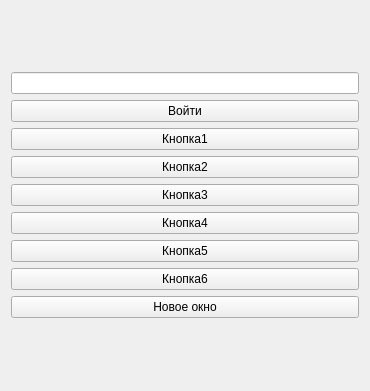
First picture: the form in QtWidgetsApplication1/MainForm.ui, repository yuri1975-2/QtWidgetsForms, before the edit.
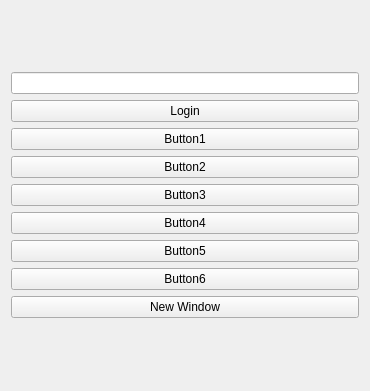
Second picture: the form after the edit.

```diff
--- a/QtWidgetsApplication1/MainForm.ui
+++ b/QtWidgetsApplication1/MainForm.ui
@@ -32,56 +32,56 @@
      <item>
       <widget class="QPushButton" name="btnLogin">
        <property name="text">
-        <string>Войти</string>
+        <string>Login</string>
        </property>
       </widget>
      </item>
      <item>
       <widget class="QPushButton" name="btnButton1">
        <property name="text">
-        <string>Кнопка1</string>
+        <string>Button1</string>
        </property>
       </widget>
      </item>
      <item>
       <widget class="QPushButton" name="btnButton2">
        <property name="text">
-        <string>Кнопка2</string>
+        <string>Button2</string>
        </property>
       </widget>
      </item>
      <item>
       <widget class="QPushButton" name="btnButton3">
        <property name="text">
-        <string>Кнопка3</string>
+        <string>Button3</string>
        </property>
       </widget>
      </item>
      <item>
       <widget class="QPushButton" name="btnButton4">
        <property name="text">
-        <string>Кнопка4</string>
+        <string>Button4</string>
        </property>
       </widget>
      </item>
      <item>
       <widget class="QPushButton" name="btnButton5">
        <property name="text">
-        <string>Кнопка5</string>
+        <string>Button5</string>
        </property>
       </widget>
      </item>
      <item>
       <widget class="QPushButton" name="btnButton6">
        <property name="text">
-        <string>Кнопка6</string>
+        <string>Button6</string>
        </property>
       </widget>
      </item>
      <item>
       <widget class="QPushButton" name="btnNewForm">
        <property name="text">
-        <string>Новое окно</string>
+        <string>New Window</string>
        </property>
       </widget>
      </item>
```
